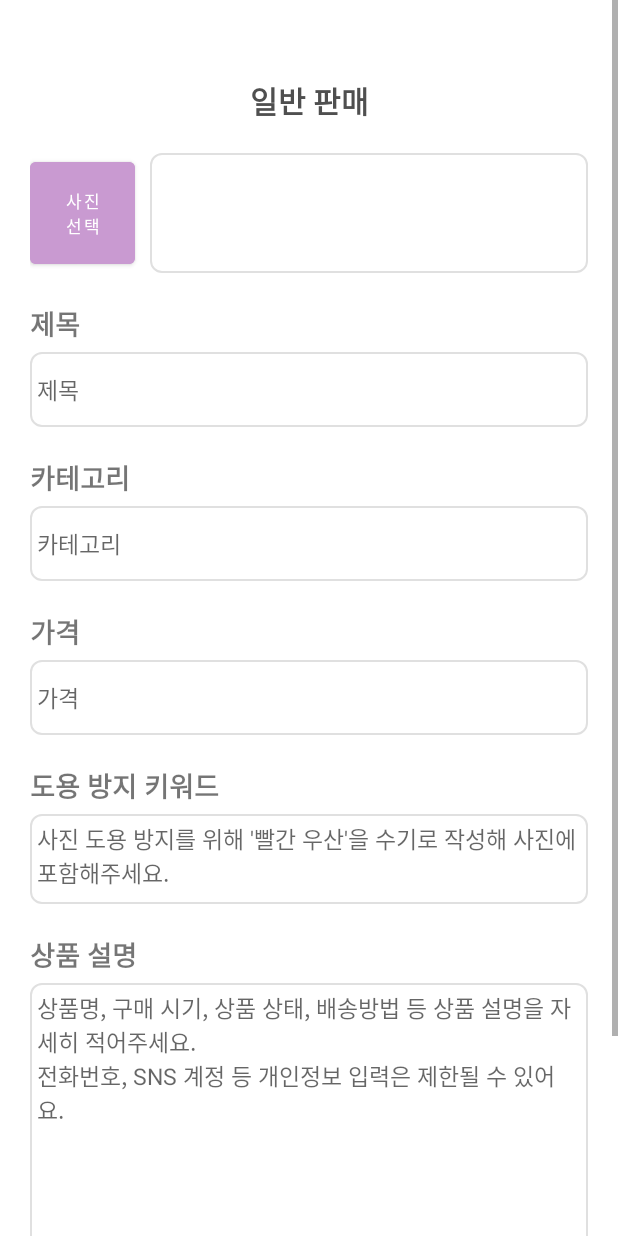
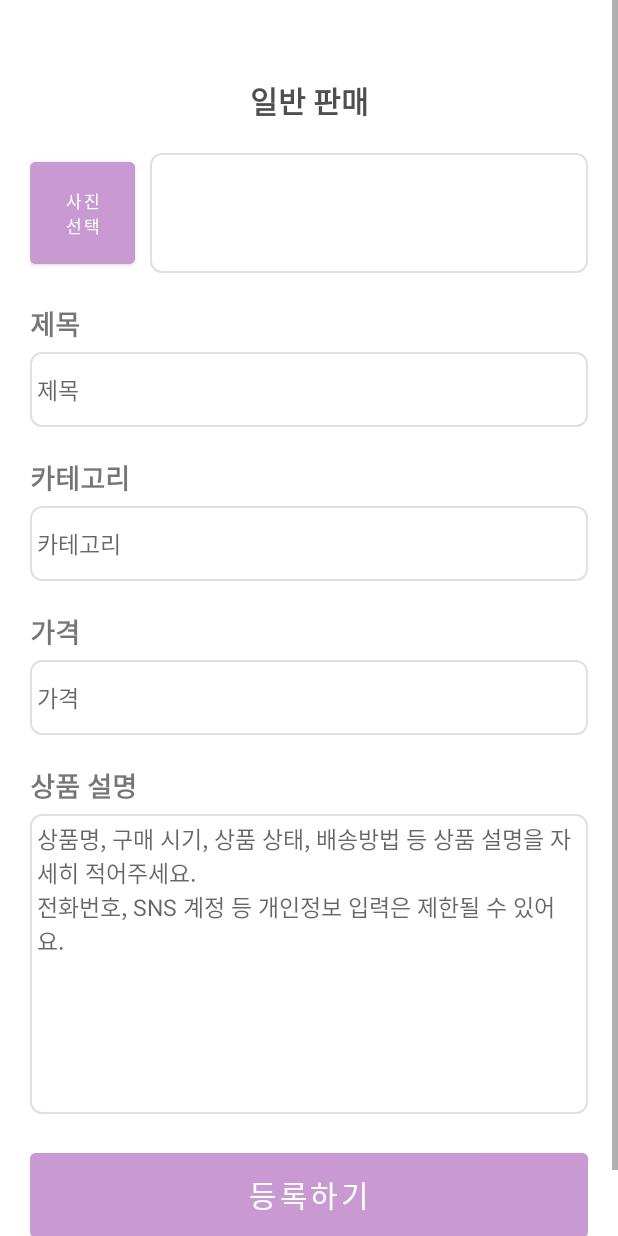
Before and after one commit to Faniverse2024/FaniverseFE2, an Android app: the GeneralSales screen opened directly, with no data from a screen before it, on a phone screen of 412 x 824 dp. Run offline under Robolectric (Android 15) with nearby library versions, the phone set to English and light mode, and no system bars.

Commit message:
fix: Remove anti-theft keyword

```diff
--- a/app/src/main/res/layout/activity_general_sales.xml
+++ b/app/src/main/res/layout/activity_general_sales.xml
@@ -109,23 +109,6 @@
             android:layout_width="match_parent"
             android:layout_height="wrap_content"
             android:layout_marginTop="20dp"
-            android:text="도용 방지 키워드"
-            android:textSize="18sp"
-            android:textStyle="bold" />
-
-        <TextView
-            android:id="@+id/secure_id"
-            android:layout_width="match_parent"
-            android:layout_height="60dp"
-            android:layout_marginTop="5dp"
-            android:background="@drawable/border"
-            android:textSize="15sp"
-            android:hint="사진 도용 방지를 위해 '빨간 우산'을 수기로 작성해 사진에 포함해주세요." />
-
-        <TextView
-            android:layout_width="match_parent"
-            android:layout_height="wrap_content"
-            android:layout_marginTop="20dp"
             android:text="상품 설명"
             android:textSize="18sp"
             android:textStyle="bold" />
```
